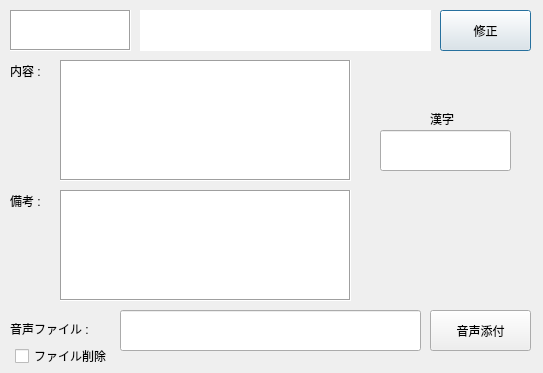
Old version of the form modify_kotoba.ui in the repository zolotayautka/folygonkire_cpp.
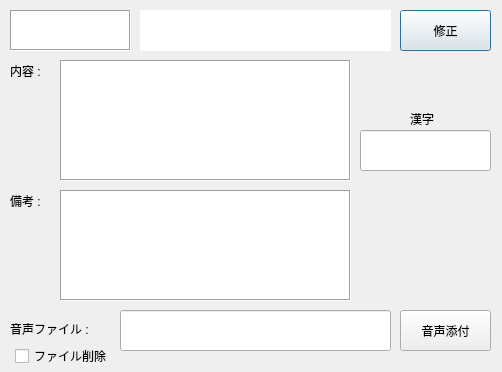
New version of the form. Icons and pictures are not drawn.

Patch:
```diff
--- a/modify_kotoba.ui
+++ b/modify_kotoba.ui
@@ -6,8 +6,8 @@
    <rect>
     <x>0</x>
     <y>0</y>
-    <width>543</width>
-    <height>373</height>
+    <width>502</width>
+    <height>372</height>
    </rect>
   </property>
   <property name="windowTitle">
@@ -20,7 +20,7 @@
   <widget class="QPushButton" name="modify_btn">
    <property name="geometry">
     <rect>
-     <x>440</x>
+     <x>400</x>
      <y>10</y>
      <width>91</width>
      <height>41</height>
@@ -48,7 +48,7 @@
     <rect>
      <x>120</x>
      <y>310</y>
-     <width>301</width>
+     <width>271</width>
      <height>41</height>
     </rect>
    </property>
@@ -95,9 +95,9 @@
   <widget class="QPushButton" name="file_btn">
    <property name="geometry">
     <rect>
-     <x>430</x>
+     <x>400</x>
      <y>310</y>
-     <width>101</width>
+     <width>91</width>
      <height>41</height>
     </rect>
    </property>
@@ -108,7 +108,7 @@
   <widget class="QLabel" name="label_2">
    <property name="geometry">
     <rect>
-     <x>430</x>
+     <x>410</x>
      <y>110</y>
      <width>41</width>
      <height>17</height>
@@ -121,7 +121,7 @@
   <widget class="QLineEdit" name="kanji_line">
    <property name="geometry">
     <rect>
-     <x>380</x>
+     <x>360</x>
      <y>130</y>
      <width>131</width>
      <height>41</height>
@@ -159,7 +159,7 @@
     <rect>
      <x>140</x>
      <y>10</y>
-     <width>291</width>
+     <width>251</width>
      <height>41</height>
     </rect>
    </property>
```
Left out of the diff: 8 changed lines with no effect on the pictures.
